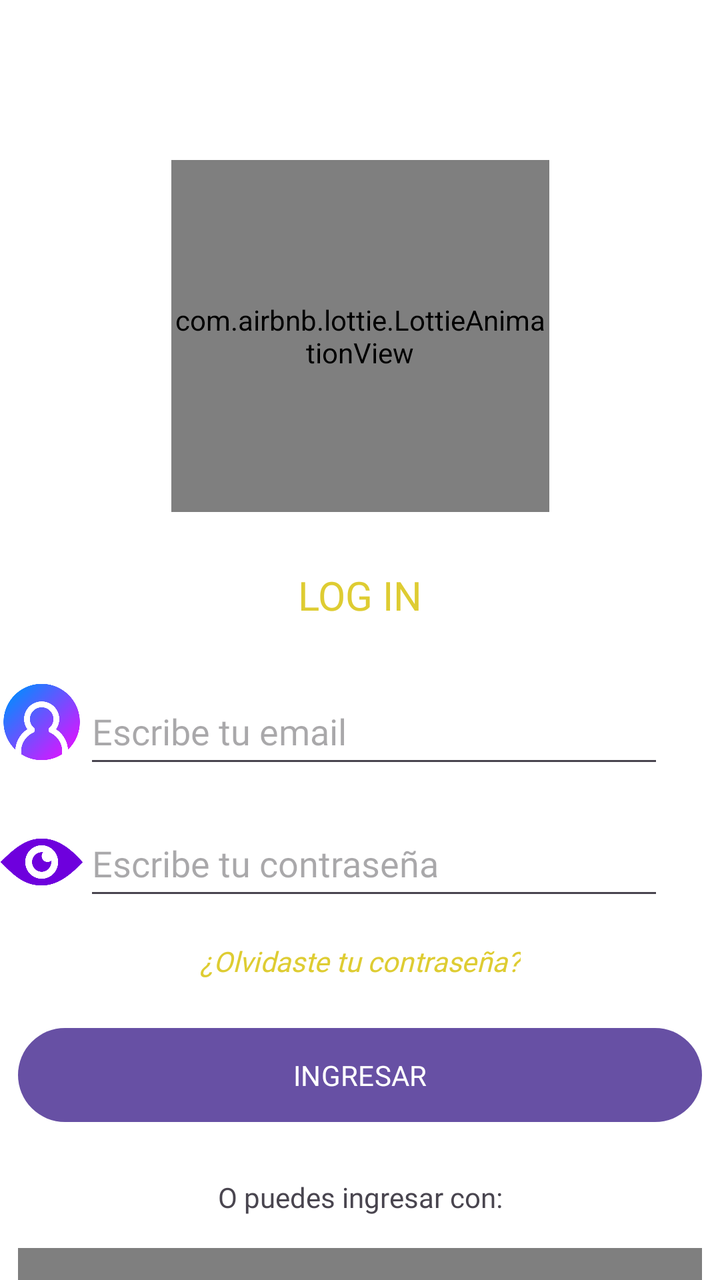
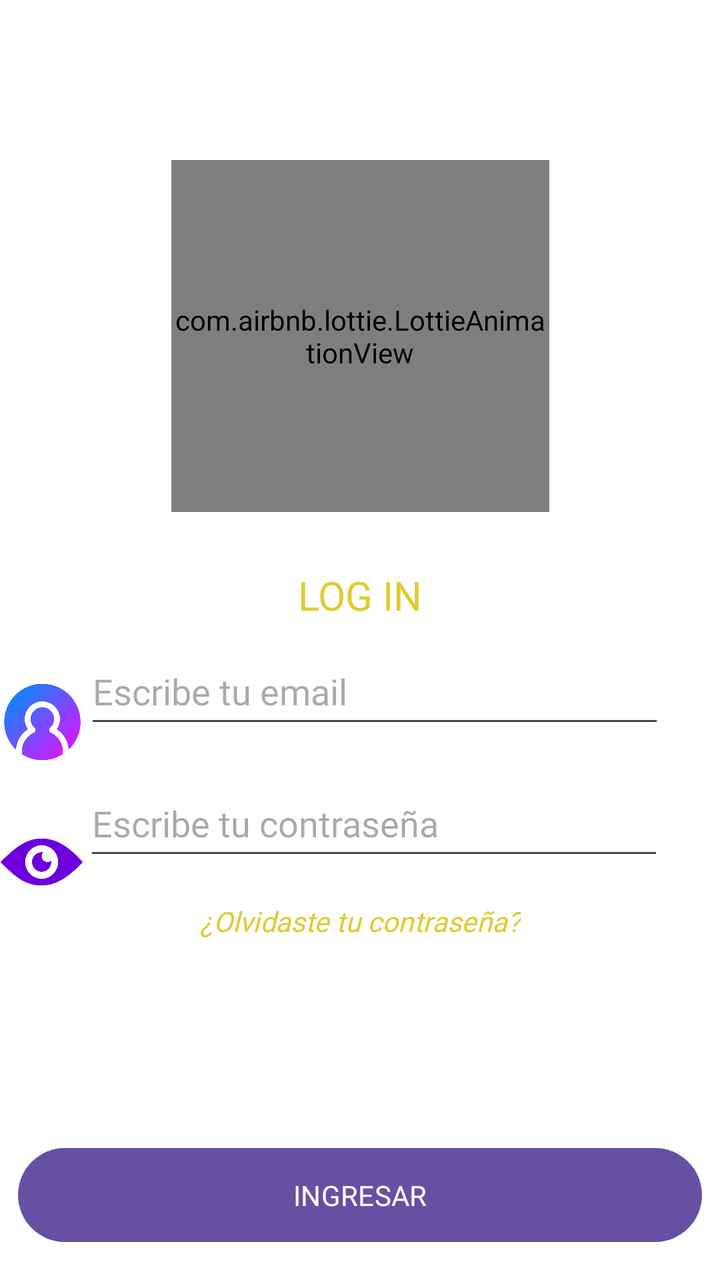

The first picture is an Android layout as it rendered before a commit; the second is the same layout after the commit. The layout source and the unified diff follow.
<!-- AndroidManifest.xml: application theme Theme.PAQU -->
<!-- res/layout/activity_login_form.xml -->
<?xml version="1.0" encoding="utf-8"?>
<androidx.core.widget.NestedScrollView xmlns:android="http://schemas.android.com/apk/res/android"
    xmlns:app="http://schemas.android.com/apk/res-auto"
    xmlns:tools="http://schemas.android.com/tools"
    android:layout_width="match_parent"
    android:layout_height="match_parent"
    android:background="@color/white"
    android:fillViewport="true"
    tools:context=".loginFormActivity">

    <androidx.constraintlayout.widget.ConstraintLayout
        android:id="@+id/main"
        android:layout_width="match_parent"
        android:layout_height="wrap_content"
        android:background="@color/white">


        <com.airbnb.lottie.LottieAnimationView
            android:id="@+id/animationView"
            android:layout_width="189dp"
            android:layout_height="176dp"
            android:layout_marginTop="80dp"
            app:layout_constraintDimensionRatio="1:1"
            app:layout_constraintLeft_toLeftOf="parent"
            app:layout_constraintRight_toRightOf="parent"
            app:layout_constraintTop_toTopOf="parent"
            app:layout_constraintWidth_percent="0.4"
            app:lottie_autoPlay="true"
            app:lottie_loop="true"
            app:lottie_rawRes="@raw/animation_llama_saludando"
            app:lottie_url="REPLACE_JSON_URL"
            tools:ignore="MissingConstraints" />

        <TextView
            android:id="@+id/textView5"
            android:layout_width="wrap_content"
            android:layout_height="wrap_content"
            android:layout_marginTop="28dp"
            android:fontFamily="@font/fredoka_one"
            android:text="LOG IN"
            android:textColor="@color/morado"
            android:textSize="20sp"
            app:layout_constraintEnd_toEndOf="parent"
            app:layout_constraintStart_toStartOf="parent"
            app:layout_constraintTop_toBottomOf="@+id/animationView" />

        <EditText
            android:id="@+id/tvEmail"
            android:layout_width="290dp"
            android:layout_height="50dp"
            android:layout_marginTop="28dp"
            android:ems="10"
            android:fontFamily="@font/fredoka_one"
            android:hint="Escribe tu email"
            android:inputType="textEmailAddress"
            android:textColor="@color/black"
            app:layout_constraintEnd_toEndOf="parent"
            app:layout_constraintHorizontal_bias="0.598"
            app:layout_constraintStart_toStartOf="parent"
            app:layout_constraintTop_toBottomOf="@+id/textView5" />


        <EditText
            android:id="@+id/tvPassword"
            android:layout_width="290dp"
            android:layout_height="50dp"
            android:layout_marginTop="16dp"
            android:ems="10"
            android:fontFamily="@font/fredoka_one"
            android:hint="Escribe tu contraseña"
            android:inputType="textPassword"
            app:layout_constraintEnd_toEndOf="parent"
            app:layout_constraintHorizontal_bias="0.599"
            app:layout_constraintStart_toStartOf="parent"
            app:layout_constraintTop_toBottomOf="@+id/tvEmail"
            tools:ignore="MissingConstraints" />

        
        <TextView
            android:id="@+id/tvRecuperarPassword"
            android:layout_width="wrap_content"
            android:layout_height="wrap_content"
            android:layout_marginTop="12dp"
            android:fontFamily="@font/fredoka_one"
            android:text="¿Olvidaste tu contraseña?"
            android:textColor="@color/morado"
            android:textSize="14sp"
            android:textStyle="italic"
            android:clickable="true"
            android:focusable="true"
            android:padding="4dp"
            app:layout_constraintEnd_toEndOf="parent"
            app:layout_constraintStart_toStartOf="parent"
            app:layout_constraintTop_toBottomOf="@+id/tvPassword" />

        <Button
            android:id="@+id/btnIngresar"
            android:layout_width="342dp"
            android:layout_height="55dp"
            android:layout_marginTop="16dp"
            android:fontFamily="@font/fredoka_one"
            android:text="INGRESAR"
            app:layout_constraintEnd_toEndOf="parent"
            app:layout_constraintHorizontal_bias="0.492"
            app:layout_constraintStart_toStartOf="parent"
            app:layout_constraintTop_toBottomOf="@+id/tvRecuperarPassword" />

        <ImageView
            android:id="@+id/imageView"
            android:layout_width="47dp"
            android:layout_height="50dp"
            android:layout_marginTop="336dp"
            app:layout_constraintEnd_toStartOf="@+id/tvEmail"
            app:layout_constraintHorizontal_bias="0.615"
            app:layout_constraintStart_toStartOf="parent"
            app:layout_constraintTop_toTopOf="parent"
            app:srcCompat="@drawable/usericon" />

        <ImageView
            android:id="@+id/imageView2"
            android:layout_width="47dp"
            android:layout_height="50dp"
            android:layout_marginTop="20dp"
            app:layout_constraintEnd_toStartOf="@+id/tvPassword"
            app:layout_constraintHorizontal_bias="0.615"
            app:layout_constraintStart_toStartOf="parent"
            app:layout_constraintTop_toBottomOf="@+id/imageView"
            app:srcCompat="@drawable/ojoicono" />


        <com.google.android.gms.common.SignInButton
            android:id="@+id/btnGoogle"
            android:layout_width="342dp"
            android:layout_height="50dp"
            android:layout_marginTop="16dp"
            app:layout_constraintEnd_toEndOf="parent"
            app:layout_constraintStart_toStartOf="parent"
            app:layout_constraintTop_toBottomOf="@+id/textView12" />

        <TextView
            android:id="@+id/textView12"
            android:layout_width="wrap_content"
            android:layout_height="wrap_content"
            android:layout_marginTop="24dp"
            android:fontFamily="@font/fredoka_one"
            android:text="O puedes ingresar con:"
            app:layout_constraintEnd_toEndOf="parent"
            app:layout_constraintHorizontal_bias="0.501"
            app:layout_constraintStart_toStartOf="parent"
            app:layout_constraintTop_toBottomOf="@+id/btnIngresar" />

        <TextView
            android:id="@+id/textView13"
            android:layout_width="wrap_content"
            android:layout_height="wrap_content"
            android:layout_marginTop="48dp"
            android:fontFamily="@font/fredoka_one"
            android:text="¿Aún no tienes una cuenta?"
            app:layout_constraintEnd_toEndOf="parent"
            app:layout_constraintHorizontal_bias="0.502"
            app:layout_constraintStart_toStartOf="parent"
            app:layout_constraintTop_toBottomOf="@+id/btnGoogle" />

        <Button
            android:id="@+id/btnCrear"
            android:layout_width="342dp"
            android:layout_height="55dp"
            android:layout_marginTop="20dp"
            android:layout_marginBottom="40dp"
            android:backgroundTint="#8B8BF8"
            android:fontFamily="@font/fredoka_one"
            android:text="CREA UNA CUENTA"
            android:textColorLink="#673AB7"
            app:layout_constraintEnd_toEndOf="parent"
            app:layout_constraintStart_toStartOf="parent"
            app:layout_constraintTop_toBottomOf="@+id/textView13"
            app:layout_constraintBottom_toBottomOf="parent" />

    </androidx.constraintlayout.widget.ConstraintLayout>

</androidx.core.widget.NestedScrollView>
<!-- resources referenced by this layout -->
<resources>
  <color name="black">#FF000000</color>
  <color name="morado">#DECC32</color>
  <color name="white">#FFFFFFFF</color>
  <!-- drawable ojoicono: png bitmap (drawable, 14117 bytes) -->
  <!-- drawable usericon: png bitmap (drawable, 24829 bytes) -->
  <style name="Theme.PAQU" parent="Base.Theme.PAQU" />
  <style name="Base.Theme.PAQU" parent="Theme.Material3.DayNight.NoActionBar">
          
          
      </style>
</resources>

<!-- the commit's change to res/layout/activity_login_form.xml (unified diff, before → after) -->
@@ -44,21 +44,21 @@
             app:layout_constraintStart_toStartOf="parent"
             app:layout_constraintTop_toBottomOf="@+id/animationView" />
 
+
         <EditText
             android:id="@+id/tvEmail"
             android:layout_width="290dp"
             android:layout_height="50dp"
-            android:layout_marginTop="28dp"
+            android:layout_marginTop="8dp"
             android:ems="10"
             android:fontFamily="@font/fredoka_one"
             android:hint="Escribe tu email"
             android:inputType="textEmailAddress"
             android:textColor="@color/black"
             app:layout_constraintEnd_toEndOf="parent"
-            app:layout_constraintHorizontal_bias="0.598"
+            app:layout_constraintHorizontal_bias="0.603"
             app:layout_constraintStart_toStartOf="parent"
             app:layout_constraintTop_toBottomOf="@+id/textView5" />
-
 
         <EditText
             android:id="@+id/tvPassword"
@@ -97,7 +97,7 @@
             android:id="@+id/btnIngresar"
             android:layout_width="342dp"
             android:layout_height="55dp"
-            android:layout_marginTop="16dp"
+            android:layout_marginTop="96dp"
             android:fontFamily="@font/fredoka_one"
             android:text="INGRESAR"
             app:layout_constraintEnd_toEndOf="parent"
@@ -132,8 +132,9 @@
             android:id="@+id/btnGoogle"
             android:layout_width="342dp"
             android:layout_height="50dp"
-            android:layout_marginTop="16dp"
+            android:layout_marginTop="24dp"
             app:layout_constraintEnd_toEndOf="parent"
+            app:layout_constraintHorizontal_bias="0.492"
             app:layout_constraintStart_toStartOf="parent"
             app:layout_constraintTop_toBottomOf="@+id/textView12" />
 
@@ -141,11 +142,10 @@
             android:id="@+id/textView12"
             android:layout_width="wrap_content"
             android:layout_height="wrap_content"
-            android:layout_marginTop="24dp"
+            android:layout_marginTop="20dp"
             android:fontFamily="@font/fredoka_one"
             android:text="O puedes ingresar con:"
             app:layout_constraintEnd_toEndOf="parent"
-            app:layout_constraintHorizontal_bias="0.501"
             app:layout_constraintStart_toStartOf="parent"
             app:layout_constraintTop_toBottomOf="@+id/btnIngresar" />
 
@@ -176,6 +176,7 @@
             app:layout_constraintTop_toBottomOf="@+id/textView13"
             app:layout_constraintBottom_toBottomOf="parent" />
 
+
     </androidx.constraintlayout.widget.ConstraintLayout>
 
 </androidx.core.widget.NestedScrollView>
